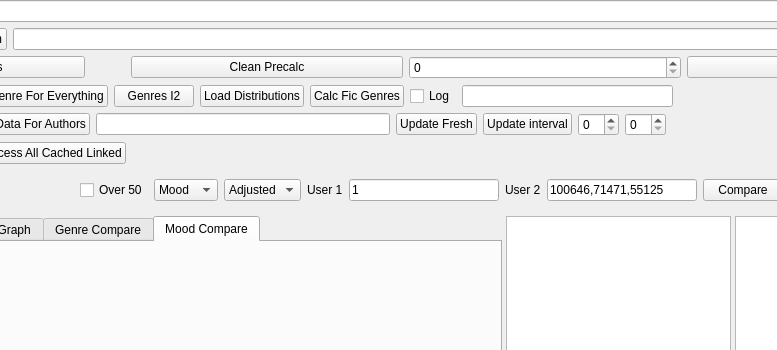
Qt form UI/servitorwindow.ui (Zeks/flipper) before a commit; both pictures show x 187 to 964 and y 0 to 350 of the 1146 by 799 pixel window.
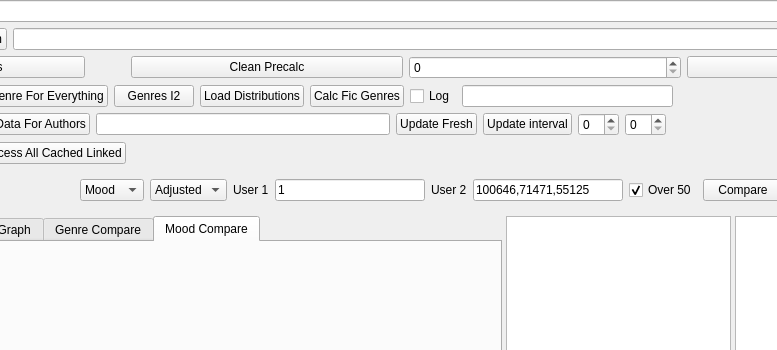
The same form after that commit.

Patch:
```diff
--- a/UI/servitorwindow.ui
+++ b/UI/servitorwindow.ui
@@ -487,13 +487,6 @@
            </property>
           </spacer>
          </item>
-         <item>
-          <widget class="QCheckBox" name="chkOver50">
-           <property name="text">
-            <string>Over 50</string>
-           </property>
-          </widget>
-         </item>
          <item>
           <widget class="QComboBox" name="cbGenreMood">
            <item>
@@ -586,6 +579,16 @@
            </property>
           </widget>
          </item>
+         <item>
+          <widget class="QCheckBox" name="chkOver50">
+           <property name="text">
+            <string>Over 50</string>
+           </property>
+           <property name="checked">
+            <bool>true</bool>
+           </property>
+          </widget>
+         </item>
          <item>
           <widget class="QPushButton" name="pbCompareGenres">
            <property name="sizePolicy">
```
